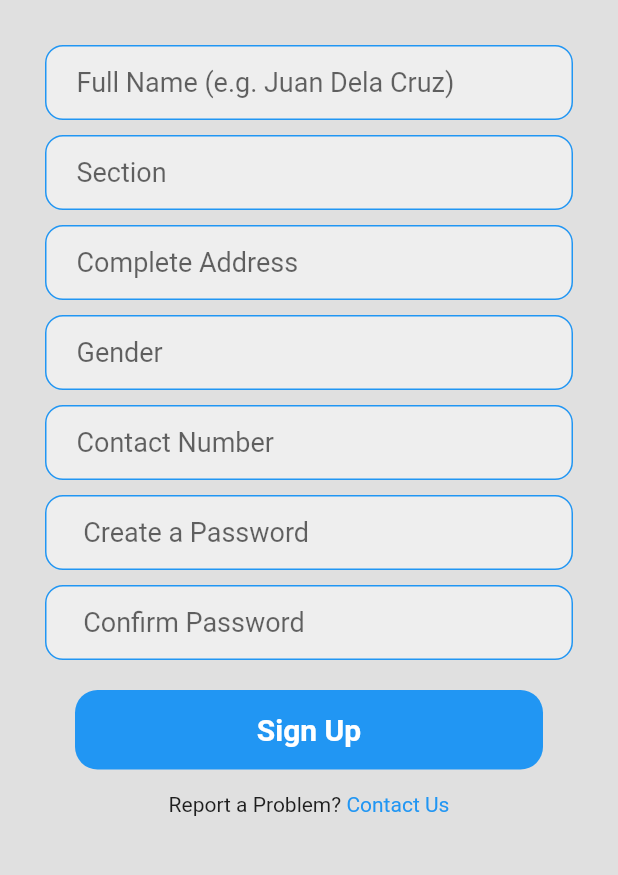
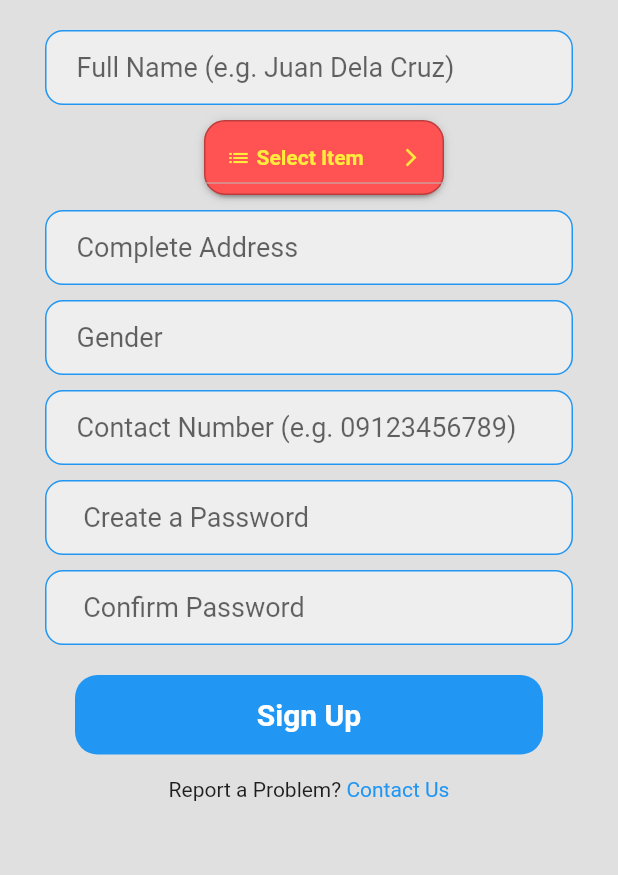
Before and after one commit to skedaddl3/stud_app, a Flutter app: the Signup screen opened directly, on a phone screen of 412 x 824 dp, the part 201-1076 px from its top. Run offline on Flutter 3.47's test engine with Material 2 defaults, Android fonts, the phone set to English and light mode, and no system bars; drawn by our look-alikes of dropdown_button2.

Commit message:
dropdown fix

```diff
--- a/lib/signup.dart
+++ b/lib/signup.dart
@@ -1,5 +1,6 @@
 // ignore_for_file: prefer_const_constructors
 
+import 'package:dropdown_button2/dropdown_button2.dart';
 import 'package:flutter/material.dart';
 
 class Signup extends StatefulWidget {
@@ -12,6 +13,18 @@ class Signup extends StatefulWidget {
 class _SignupState extends State<Signup> {
   @override
   Widget build(BuildContext context) {
+    final List<String> items = [
+      'Section 1',
+      'Section 2',
+      'Section 3',
+      'Section 4',
+      'Section 5',
+      'Section 6',
+      'Section 7',
+      'Section 8',
+    ];
+    String? selectedValue;
+
     return Scaffold(
       appBar: AppBar(
         centerTitle: true,
@@ -25,9 +38,10 @@ class _SignupState extends State<Signup> {
       ),
       backgroundColor: Colors.grey[300],
       body: SafeArea(
+        child: SingleChildScrollView(
           child: Center(
             child: Column(
-            // mainAxisAlignment: MainAxisAlignment.center,
+              //mainAxisAlignment: MainAxisAlignment.center,
               children: [
                 const SizedBox(height: 10),
                 const Text(
@@ -45,7 +59,7 @@ class _SignupState extends State<Signup> {
                     fontSize: 20,
                   ),
                 ),
-              const SizedBox(height: 30.0),
+                const SizedBox(height: 20.0),
                 //email textfield
 
                 // Full Name TextField
@@ -80,23 +94,85 @@ class _SignupState extends State<Signup> {
 
                 Padding(
                   padding: const EdgeInsets.symmetric(horizontal: 30.0),
-                child: Container(
-                  decoration: BoxDecoration(
-                    color: Colors.grey[200],
-                    border: Border.all(color: Colors.blue),
-                    borderRadius: BorderRadius.circular(12),
-                  ),
                   // ignore: prefer_const_constructors
                   child: Padding(
                     padding: const EdgeInsets.only(left: 20.0),
-                    child: const TextField(
-                      keyboardType: TextInputType.number,
-                      decoration: InputDecoration(
-                          border: InputBorder.none, hintText: 'Section'),
+                    child: DropdownButton2(
+                      isExpanded: true,
+                      hint: Row(
+                        children: const [
+                          Icon(
+                            Icons.list,
+                            size: 16,
+                            color: Colors.yellow,
+                          ),
+                          SizedBox(
+                            width: 4,
+                          ),
+                          Expanded(
+                            child: Text(
+                              'Select Item',
                               style: TextStyle(
-                        fontSize: 18.0,
+                                fontSize: 14,
+                                fontWeight: FontWeight.bold,
+                                color: Colors.yellow,
+                              ),
+                              overflow: TextOverflow.ellipsis,
                             ),
                           ),
+                        ],
+                      ),
+                      items: items
+                          .map((item) => DropdownMenuItem<String>(
+                                value: item,
+                                child: Text(
+                                  item,
+                                  style: const TextStyle(
+                                    fontSize: 14,
+                                    fontWeight: FontWeight.bold,
+                                    color: Colors.white,
+                                  ),
+                                  overflow: TextOverflow.ellipsis,
+                                ),
+                              ))
+                          .toList(),
+                      value: selectedValue,
+                      onChanged: (value) {
+                        setState(() {
+                          selectedValue = value as String;
+                        });
+                      },
+                      icon: const Icon(
+                        Icons.arrow_forward_ios_outlined,
+                      ),
+                      iconSize: 14,
+                      iconEnabledColor: Colors.yellow,
+                      iconDisabledColor: Colors.grey,
+                      buttonHeight: 50,
+                      buttonWidth: 160,
+                      buttonPadding: const EdgeInsets.only(left: 14, right: 14),
+                      buttonDecoration: BoxDecoration(
+                        borderRadius: BorderRadius.circular(14),
+                        border: Border.all(
+                          color: Colors.black26,
+                        ),
+                        color: Colors.redAccent,
+                      ),
+                      buttonElevation: 2,
+                      itemHeight: 40,
+                      itemPadding: const EdgeInsets.only(left: 14, right: 14),
+                      dropdownMaxHeight: 200,
+                      dropdownWidth: 200,
+                      dropdownPadding: null,
+                      dropdownDecoration: BoxDecoration(
+                        borderRadius: BorderRadius.circular(14),
+                        color: Colors.redAccent,
+                      ),
+                      dropdownElevation: 8,
+                      scrollbarRadius: const Radius.circular(40),
+                      scrollbarThickness: 6,
+                      scrollbarAlwaysShow: true,
+                      offset: const Offset(-20, 0),
                     ),
                   ),
                 ),
@@ -174,7 +250,8 @@ class _SignupState extends State<Signup> {
                       child: const TextField(
                         keyboardType: TextInputType.number,
                         decoration: InputDecoration(
-                          border: InputBorder.none, hintText: 'Contact Number'),
+                            border: InputBorder.none,
+                            hintText: 'Contact Number (e.g. 09123456789)'),
                         style: TextStyle(
                           fontSize: 18.0,
                         ),
@@ -268,8 +345,8 @@ class _SignupState extends State<Signup> {
                   children: [
                     const Text(
                       'Report a Problem?',
-                    style:
-                        TextStyle(fontWeight: FontWeight.w400, fontSize: 14.0),
+                      style: TextStyle(
+                          fontWeight: FontWeight.w400, fontSize: 14.0),
                     ),
                     const Text(
                       ' Contact Us',
@@ -281,6 +358,7 @@ class _SignupState extends State<Signup> {
             ),
           ),
         ),
+      ),
     );
   }
 }
--- a/pubspec.yaml
+++ b/pubspec.yaml
@@ -34,6 +34,7 @@ dependencies:
   # Use with the CupertinoIcons class for iOS style icons.
   cupertino_icons: ^1.0.2
   cloud_firestore: ^3.2.1
+  dropdown_button2: ^1.6.3
 
 dev_dependencies:
   flutter_test:
```
Also changed, not shown: pubspec.lock. Lines whose indentation alone changed are shown as unchanged.
